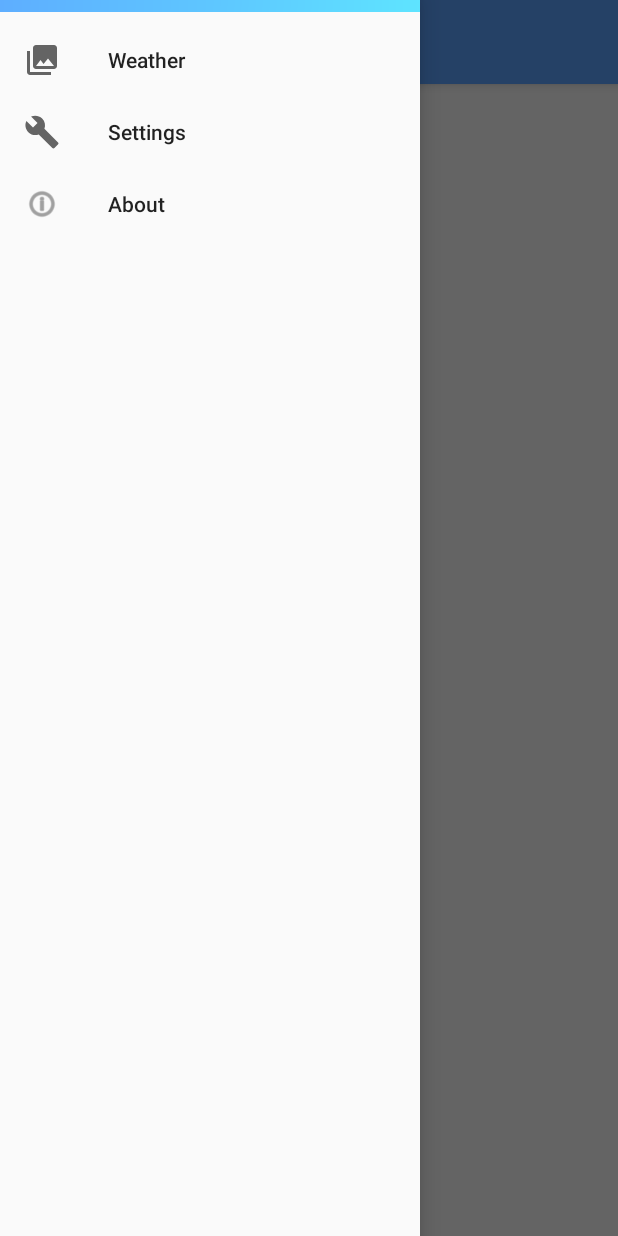
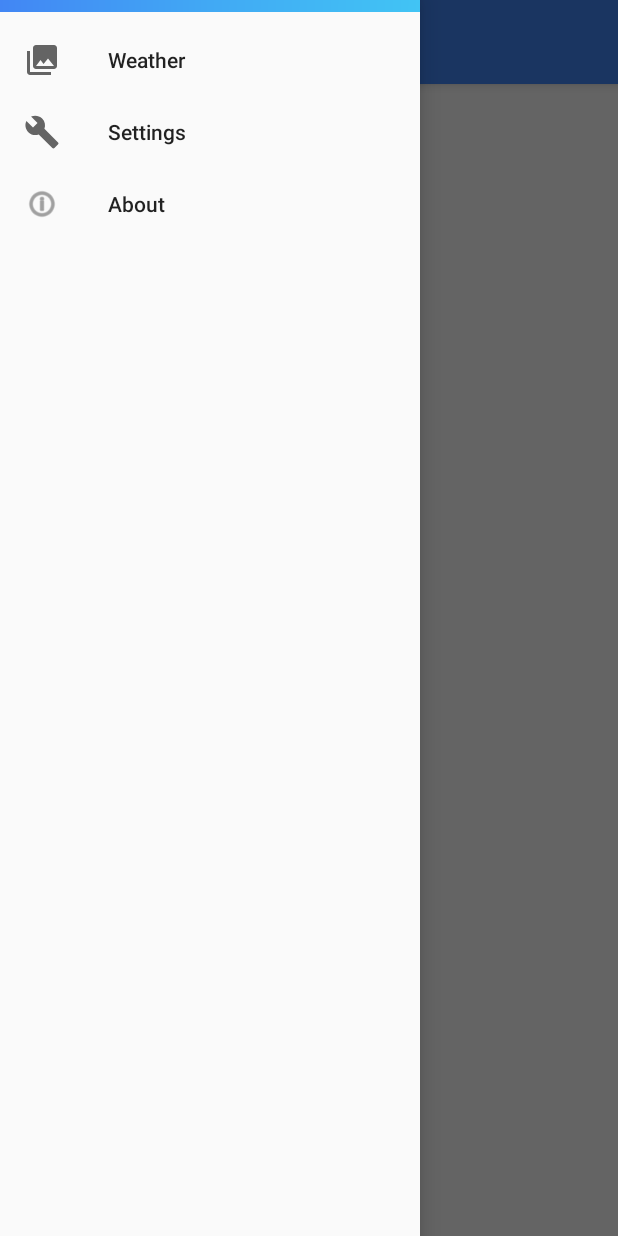
Before and after one commit to IKholopov/WeatherMobilization, an Android app: the screen it shows after launch (MainActivity), with the side drawer open, on a phone screen of 412 x 824 dp. Run offline under Robolectric (Android 15) with nearby library versions, the phone set to English and light mode, and no system bars.

Commit message:
Небольшие изменения в цветовой гамме

```diff
--- a/app/src/main/res/drawable/side_nav_bar.xml
+++ b/app/src/main/res/drawable/side_nav_bar.xml
@@ -2,8 +2,8 @@
     android:shape="rectangle">
     <gradient
         android:angle="135"
-        android:centerColor="#5ec6ff"
-        android:endColor="#5eaeff"
-        android:startColor="#5ee4ff"
+        android:centerColor="#41a9f4"
+        android:endColor="#4286f4"
+        android:startColor="#41c4f4"
         android:type="linear" />
 </shape>
--- a/app/src/main/res/values/colors.xml
+++ b/app/src/main/res/values/colors.xml
@@ -1,6 +1,6 @@
 <?xml version="1.0" encoding="utf-8"?>
 <resources>
-    <color name="colorPrimary">#5ea3ff</color>
+    <color name="colorPrimary">#4286f4</color>
     <color name="colorPrimaryDark">#376096</color>
     <color name="colorAccent">#f2bc59</color>
 </resources>
```
